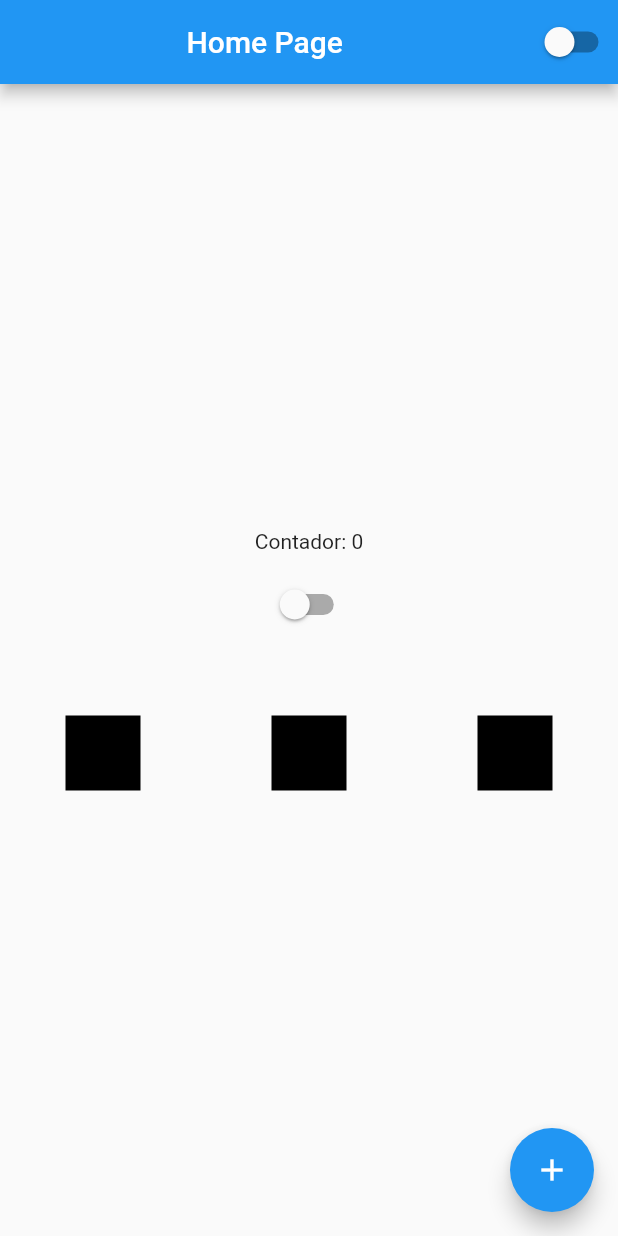
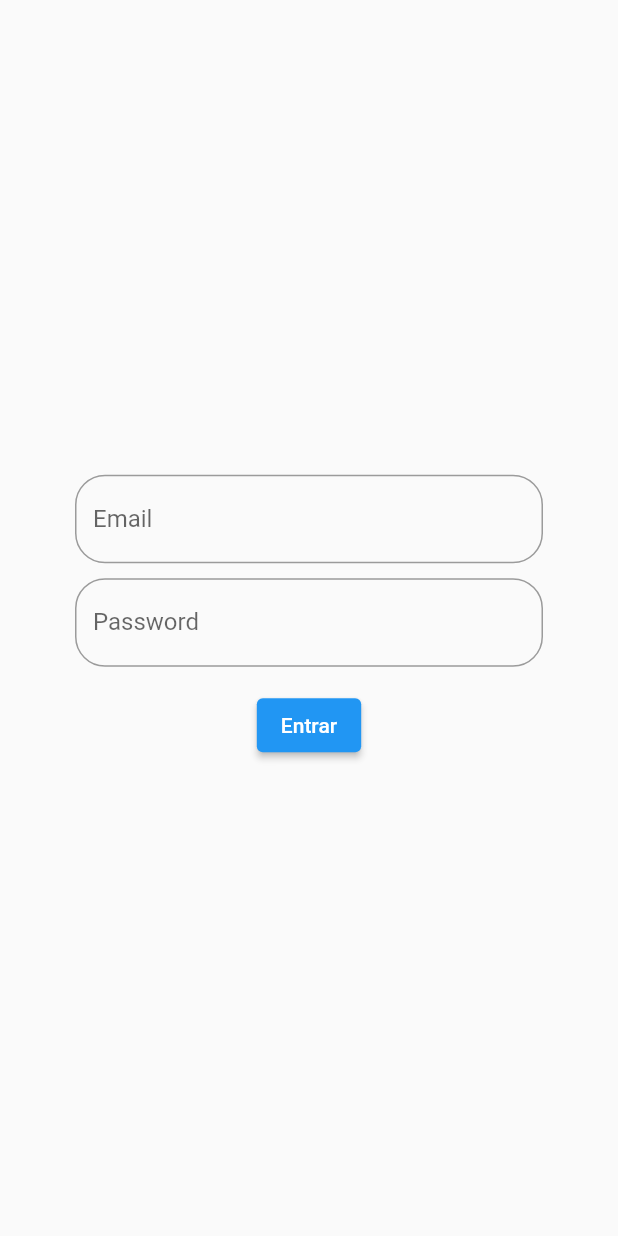
Before and after one commit to Eronaldo96/ireview, a Flutter app: the screen it shows after launch, on a phone screen of 412 x 824 dp. Run offline on Flutter 3.47's test engine with Material 2 defaults, Android fonts, the phone set to English and light mode, and no system bars.

Commit message:
Criando a tela de login

```diff
--- a/lib/app_widget.dart
+++ b/lib/app_widget.dart
@@ -2,7 +2,7 @@
 
 import 'package:flutter/material.dart';
 import 'app_controller.dart';
-import 'home_page.dart';
+import 'login_page.dart';
 
 class AppWidget extends StatelessWidget {
   const AppWidget();
@@ -18,7 +18,7 @@ class AppWidget extends StatelessWidget {
                 brightness: AppController.instance.isDarkTheme
                     ? Brightness.dark
                     : Brightness.light),
-            home: HomePage());
+            home: LoginPage());
       },
     );
   }
--- /dev/null
+++ b/lib/login_page.dart
@@ -0,0 +1,73 @@
+// ignore_for_file: prefer_const_literals_to_create_immutables, prefer_const_constructors, avoid_print
+
+import 'package:flutter/material.dart';
+import 'package:ireview/home_page.dart';
+
+class LoginPage extends StatefulWidget {
+  const LoginPage({super.key});
+
+  @override
+  State<LoginPage> createState() => _LoginPageState();
+}
+
+class _LoginPageState extends State<LoginPage> {
+  String email = '';
+  String passWord = '';
+  @override
+  Widget build(BuildContext context) {
+    return Scaffold(
+      body: SingleChildScrollView(
+        child: SizedBox(
+          width: MediaQuery.of(context).size.width,
+          height: MediaQuery.of(context).size.height,
+          child: Padding(
+            padding: const EdgeInsets.all(50.0),
+            child: Column(
+              mainAxisAlignment: MainAxisAlignment.center,
+              children: [
+                TextField(
+                  onChanged: (text) {
+                    email = text;
+                  },
+                  keyboardType: TextInputType.emailAddress,
+                  decoration: InputDecoration(
+                      labelText: 'Email',
+                      border: OutlineInputBorder(
+                          borderRadius:
+                              const BorderRadius.all(Radius.circular(20.0)))),
+                ),
+                SizedBox(
+                  height: 10,
+                ),
+                TextField(
+                  onChanged: (text) {
+                    passWord = text;
+                  },
+                  obscureText: true,
+                  decoration: InputDecoration(
+                      labelText: 'Password',
+                      border: OutlineInputBorder(
+                          borderRadius:
+                              const BorderRadius.all(Radius.circular(20.0)))),
+                ),
+                SizedBox(
+                  height: 15,
+                ),
+                ElevatedButton(
+                  onPressed: () {
+                    if (email == "eronaldo.marques96@gmail.com" &&
+                        passWord == '123') {
+                      Navigator.of(context).pushReplacement(
+                          MaterialPageRoute(builder: (context) => HomePage()));
+                    }
+                  },
+                  child: Text('Entrar'),
+                )
+              ],
+            ),
+          ),
+        ),
+      ),
+    );
+  }
+}
```
